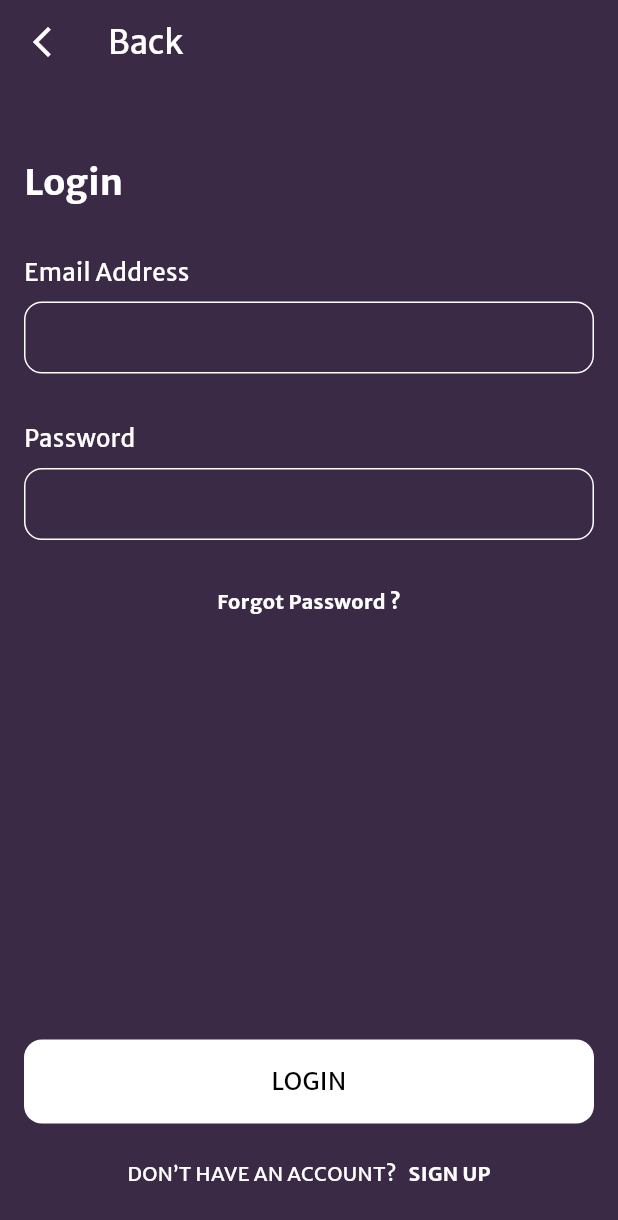
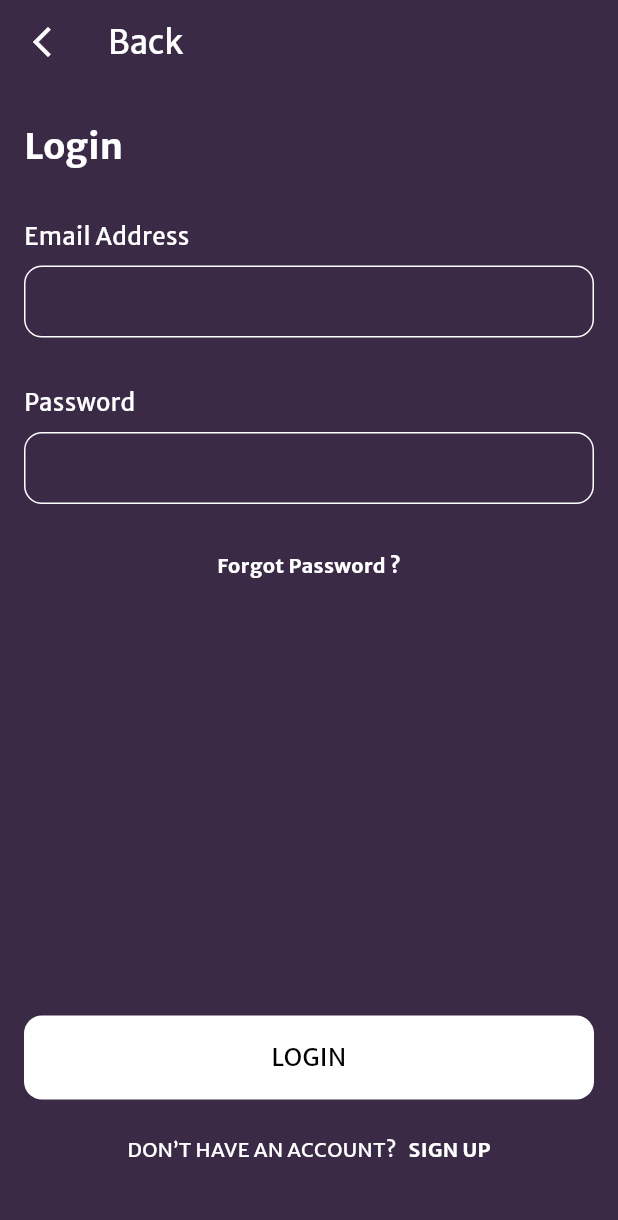
Before and after one commit to kmmhanan/ASE_SYSTEM, a Flutter app: the screen it shows after launch, after a tap on the "arrow back ios new" icon, on a phone screen of 412 x 824 dp. Shown: the top 1220 px of the screen. Run offline on Flutter 3.47's test engine with Material 3 defaults, Android fonts, the phone set to English and light mode, and no system bars.

Commit message:
pessenger login screen again corrected

```diff
--- a/app/citytaxi/lib/screens/passengerScreens/p_login_screen.dart
+++ b/app/citytaxi/lib/screens/passengerScreens/p_login_screen.dart
@@ -1,5 +1,5 @@
 import 'package:citytaxi/components/custom_buttons.dart';
-import 'package:citytaxi/constants/palette.dart';
+import 'package:citytaxi/components/default_screen.dart';
 import 'package:citytaxi/constants/strings.dart';
 import 'package:citytaxi/screens/passengerScreens/p_HomePage/p_homePage.dart';
 import 'package:citytaxi/screens/passwordChange/p_forgot_password.dart';
@@ -22,29 +22,26 @@ class _PLoginScreenState extends State<PLoginScreen> {
     final TextEditingController emailController = TextEditingController();
     final TextEditingController passwordController = TextEditingController();
 
-    return Scaffold(
-      backgroundColor: Palette.mainColor60,
-      appBar: AppBar(
-        backgroundColor: Palette.mainColor60,
-        elevation: 0,
-        leading: IconButton(
-            icon: Icon(Icons.arrow_back_ios_new, color: Palette.white),
-            onPressed: () {
+    return DefaultScreen(
+      appBarTitle: 'Back',
+      appBarOnPressed: () {
         Navigator.push(
           context,
           MaterialPageRoute(
             builder: (context) => const PWelcomeScreen(),
-                  ));
-            }),
-        title: Text('Back', style: TextStyle(color: Palette.white)),
           ),
-      body: Padding(
-        padding: const EdgeInsets.fromLTRB(16, 24, 16, 48),
+        );
+      },
+      widget: Padding(
+        padding: const EdgeInsets.fromLTRB(16, 0, 16, 48),
         child: Column(
           crossAxisAlignment: CrossAxisAlignment.start,
           children: [
             const SizedBox(height: 24),
-            Text('Login', style: Theme.of(context).textTheme.bold24),
+            Text(
+              'Login',
+              style: Theme.of(context).textTheme.bold24,
+            ),
             const SizedBox(height: 24),
             CustomTextField(
               label: 'Email Address',
@@ -69,16 +66,8 @@ class _PLoginScreenState extends State<PLoginScreen> {
                 child: Text('Forgot Password ?',
                     style: Theme.of(context).textTheme.bold13),
               ),
-            )
-          ],
             ),
-      ),
-      bottomNavigationBar: Container(
-        padding: const EdgeInsets.only(left: 16, right: 16, bottom: 32),
-        child: Column(
-          mainAxisSize: MainAxisSize.min,
-          crossAxisAlignment: CrossAxisAlignment.stretch,
-          children: [
+            const Expanded(child: SizedBox()),
             CTWhiteButton(
               onTapped: () {
                 Navigator.push(
@@ -88,15 +77,14 @@ class _PLoginScreenState extends State<PLoginScreen> {
                   ),
                 );
               },
-                text: 'LOGIN'),
+              text: 'LOGIN',
+            ),
             const SizedBox(height: 24),
             Row(
               mainAxisAlignment: MainAxisAlignment.center,
               children: [
-                Text(
-                  'DON’T HAVE AN ACCOUNT?   ',
-                  style: Theme.of(context).textTheme.normal13,
-                ),
+                Text('DON’T HAVE AN ACCOUNT?   ',
+                    style: Theme.of(context).textTheme.normal13),
                 InkWell(
                   onTap: () {
                     Navigator.push(
@@ -106,8 +94,10 @@ class _PLoginScreenState extends State<PLoginScreen> {
                       ),
                     );
                   },
-                  child: Text('SIGN UP',
-                      style: Theme.of(context).textTheme.bold13),
+                  child: Text(
+                    'SIGN UP',
+                    style: Theme.of(context).textTheme.bold13,
+                  ),
                 ),
               ],
             ),
```
Lines whose indentation alone changed are shown as unchanged.
